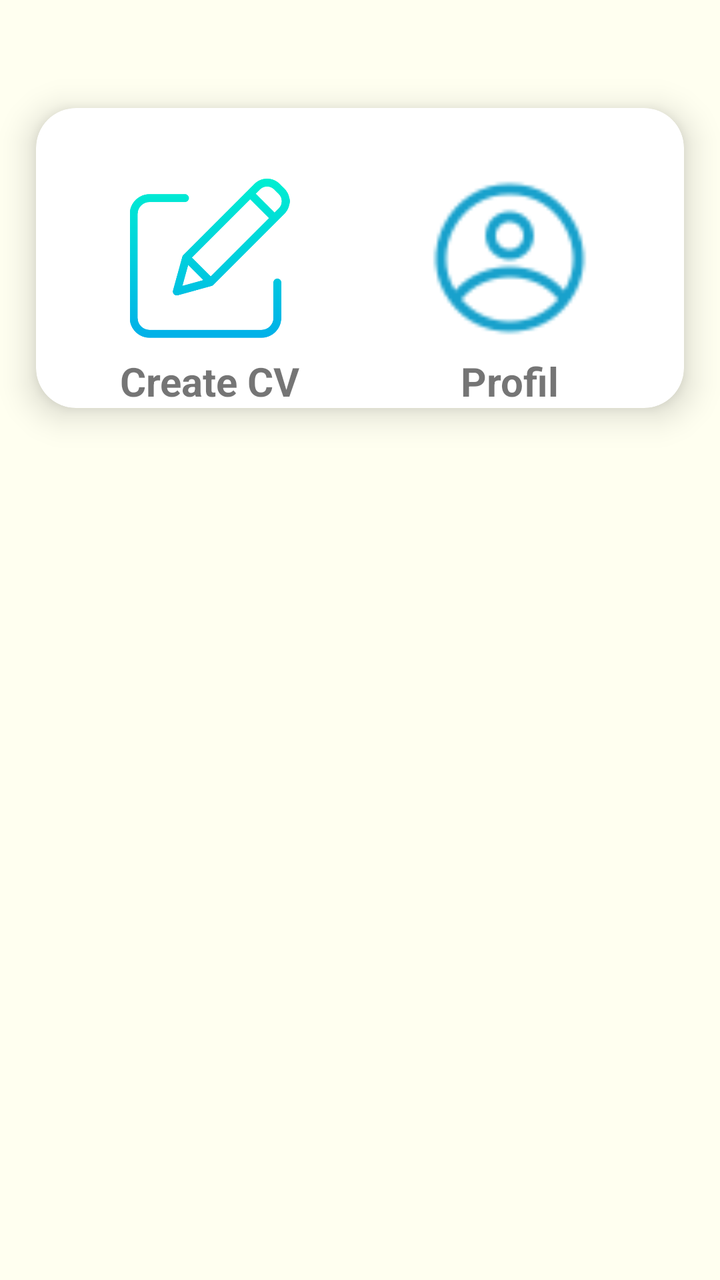
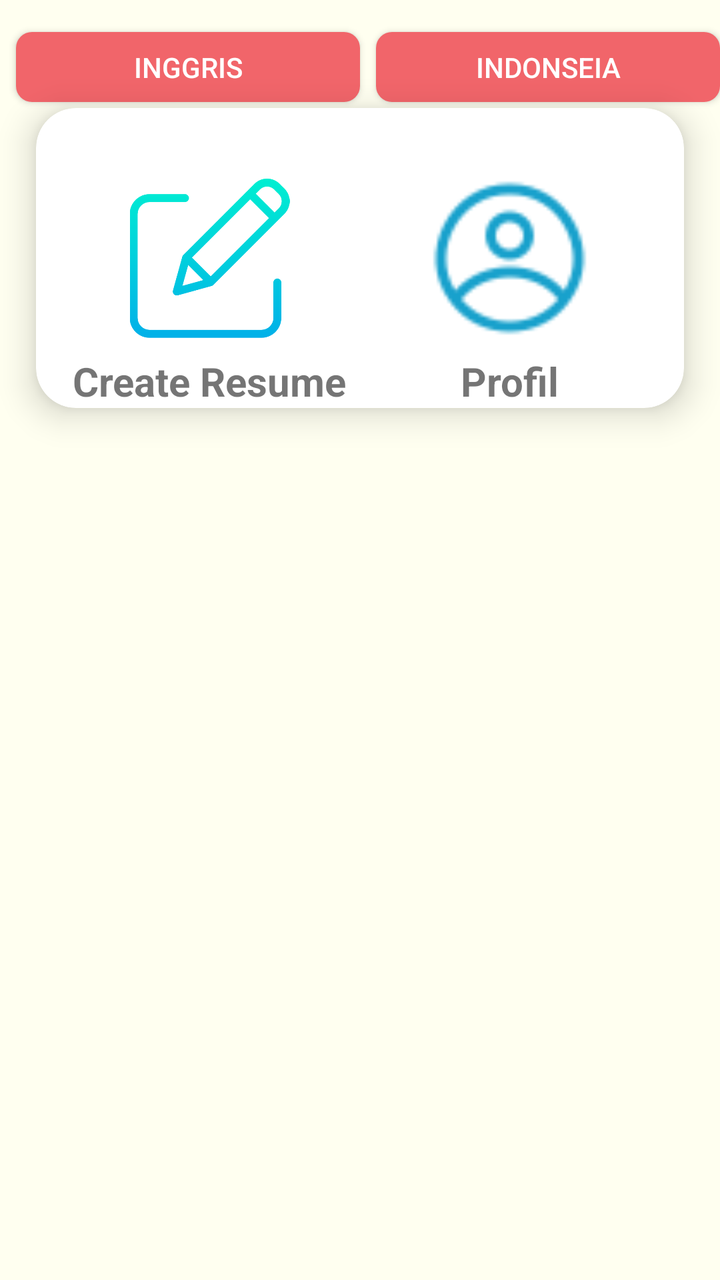

Before-and-after screenshots of an Android layout around one commit, followed by the original layout XML and the change that was made.
<!-- AndroidManifest.xml: activity theme AppTheme -->
<!-- res/layout/activity_main.xml -->
<?xml version="1.0" encoding="utf-8"?>
<androidx.coordinatorlayout.widget.CoordinatorLayout xmlns:android="http://schemas.android.com/apk/res/android"
    xmlns:app="http://schemas.android.com/apk/res-auto"
    xmlns:tools="http://schemas.android.com/tools"
    android:layout_width="match_parent"
    android:layout_height="match_parent"
    android:background="@color/ivory"
    tools:context=".MainActivity">

    <TextView
        android:layout_width="wrap_content"
        android:layout_height="wrap_content"
        android:id="@+id/txtapp"
        android:textColor="@color/black"
        android:textSize="50px"
        android:layout_margin="10dp"
        app:layout_constraintBottom_toBottomOf="parent"
        app:layout_constraintEnd_toEndOf="parent"
        app:layout_constraintStart_toStartOf="parent"
        app:layout_constraintTop_toTopOf="parent" />

    <androidx.cardview.widget.CardView
        android:layout_width="match_parent"
        android:layout_height="wrap_content"
        app:cardElevation="10dp"
        app:cardCornerRadius="20dp"
        android:layout_marginTop="30dp"
        app:cardBackgroundColor="@color/white"
        app:cardMaxElevation="12dp"
        app:cardPreventCornerOverlap="true"
        app:cardUseCompatPadding="true"
        >
    <LinearLayout
        android:layout_width="match_parent"
        android:layout_height="wrap_content"
        android:orientation="horizontal"
        android:gravity="center"
        android:layout_weight="1">
        <FrameLayout
            android:id="@+id/create_cv"
            android:layout_width="150dp"
            android:layout_height="150dp"
            app:cardCornerRadius="20dp"
            app:cardBackgroundColor="@color/light_grey"
            android:clickable="true">
        <ImageView
            android:id="@+id/img"
            android:layout_width="113dp"
            android:layout_height="80dp"
            android:layout_gravity="center"
            android:layout_margin="10dp"
            android:contentDescription="@string/app_name"
            android:src="@drawable/create_cv"

            />
        <TextView
            android:layout_width="wrap_content"
            android:layout_height="wrap_content"
            android:layout_gravity="bottom|center"
            android:layout_marginTop="50dp"
            android:layout_marginBottom="0dp"
            android:text="Create CV"
            android:textSize="20sp"
            android:textStyle="bold" />

    </FrameLayout>
        <FrameLayout
            android:id="@+id/profil_cv"
            android:layout_width="150dp"
            android:layout_height="150dp"
            app:cardCornerRadius="20dp"
            app:cardBackgroundColor="@color/light_grey"
            android:clickable="true"
            android:gravity="right"
            tools:ignore="RtlHardcoded">
            <ImageView
                android:id="@+id/img2"
                android:layout_width="113dp"
                android:layout_height="110dp"
                android:layout_gravity="center"
                android:layout_margin="10dp"
                android:contentDescription="@string/app_name"
                android:src="@drawable/profil"

                />
            <TextView
                android:layout_width="wrap_content"
                android:layout_height="wrap_content"
                android:layout_gravity="bottom|center"
                android:layout_marginTop="50dp"
                android:layout_marginBottom="0dp"
                android:text="Profil"
                android:textSize="20sp"
                android:textStyle="bold" />

        </FrameLayout>
    </LinearLayout>
    </androidx.cardview.widget.CardView>


</androidx.coordinatorlayout.widget.CoordinatorLayout>
<!-- resources referenced by this layout -->
<resources>
  <color name="black">#000000</color>
  <color name="ivory">#FFFFF0</color>
  <color name="light_grey">#D3D3D3</color>
  <color name="white">#FFFFFF</color>
  <!-- drawable create_cv: png bitmap (drawable-v24, 12932 bytes) -->
  <!-- drawable profil: png bitmap (drawable-v24, 1686 bytes) -->
  <string name="app_name">CV Builder</string>
  <style name="AppTheme" parent="Theme.AppCompat.Light.DarkActionBar">
          
          <item name="actionBarSize">40dip</item>
          <item name="colorPrimary">@color/ivory</item>
          <item name="colorPrimaryDark">@color/ivory</item>
          <item name="colorAccent">@color/ivory</item>
          <item name="actionBarTheme">@style/Widget.AppCompat.ActionBar</item>
      </style>
</resources>

<!-- the commit's change to res/layout/activity_main.xml (unified diff, before → after) -->
@@ -59,7 +59,7 @@
             android:layout_gravity="bottom|center"
             android:layout_marginTop="50dp"
             android:layout_marginBottom="0dp"
-            android:text="Create CV"
+            android:text="@string/create_cv"
             android:textSize="20sp"
             android:textStyle="bold" />
 
@@ -89,13 +89,37 @@
                 android:layout_gravity="bottom|center"
                 android:layout_marginTop="50dp"
                 android:layout_marginBottom="0dp"
-                android:text="Profil"
+                android:text="@string/profile"
                 android:textSize="20sp"
                 android:textStyle="bold" />
 
         </FrameLayout>
     </LinearLayout>
     </androidx.cardview.widget.CardView>
-
+    <LinearLayout
+        android:layout_width="match_parent"
+        android:layout_height="match_parent"
+        android:orientation="horizontal">
+        <Button
+            android:id="@+id/en_langue"
+            android:layout_width="wrap_content"
+            android:layout_height="35dp"
+            android:layout_marginStart="8dp"
+            android:layout_weight="1"
+            android:textColor="@color/white"
+            android:background="@drawable/button_round_delete"
+            android:layout_marginTop="16dp"
+            android:text="Inggris" />
+        <Button
+            android:id="@+id/id_langue"
+            android:layout_width="wrap_content"
+            android:layout_height="35dp"
+            android:layout_marginStart="8dp"
+            android:layout_weight="1"
+            android:textColor="@color/white"
+            android:background="@drawable/button_round_delete"
+            android:layout_marginTop="16dp"
+            android:text="Indonseia" />
+    </LinearLayout>
 
 </androidx.coordinatorlayout.widget.CoordinatorLayout>
<!-- resource entries referenced after the edit -->
@@ -4,9 +4,35 @@
   <color name="ivory">#FFFFF0</color>
   <color name="light_grey">#D3D3D3</color>
   <color name="white">#FFFFFF</color>
+  <!-- drawable button_round_delete (drawable) -->
+  <?xml version="1.0" encoding="utf-8" ?>
+  <selector xmlns:android="http://schemas.android.com/apk/res/android">
+      <item android:state_pressed="false" >
+          <shape>
+              <solid
+                  android:color="#F1656A" />
+              <stroke
+                  android:width="0px"
+                  android:color="#45a9da" />
+              <corners android:radius="8dp" />
+          </shape>
+      </item>
+      <item android:state_pressed="true" >
+          <shape>
+              <solid
+                  android:color="#ba78e7" />
+              <stroke
+                  android:width="0px"
+                  android:color="#ad60e1" />
+              <corners android:radius="8dp" />
+          </shape>
+      </item>
+  </selector>
   <!-- drawable create_cv: png bitmap (drawable-v24, 12932 bytes) -->
   <!-- drawable profil: png bitmap (drawable-v24, 1686 bytes) -->
-  <string name="app_name">CV Builder</string>
+  <string name="app_name">Resume Builder</string>
+  <string name="create_cv">Create Resume</string>
+  <string name="profile">Profil</string>
   <style name="AppTheme" parent="Theme.AppCompat.Light.DarkActionBar">
           
           <item name="actionBarSize">40dip</item>
